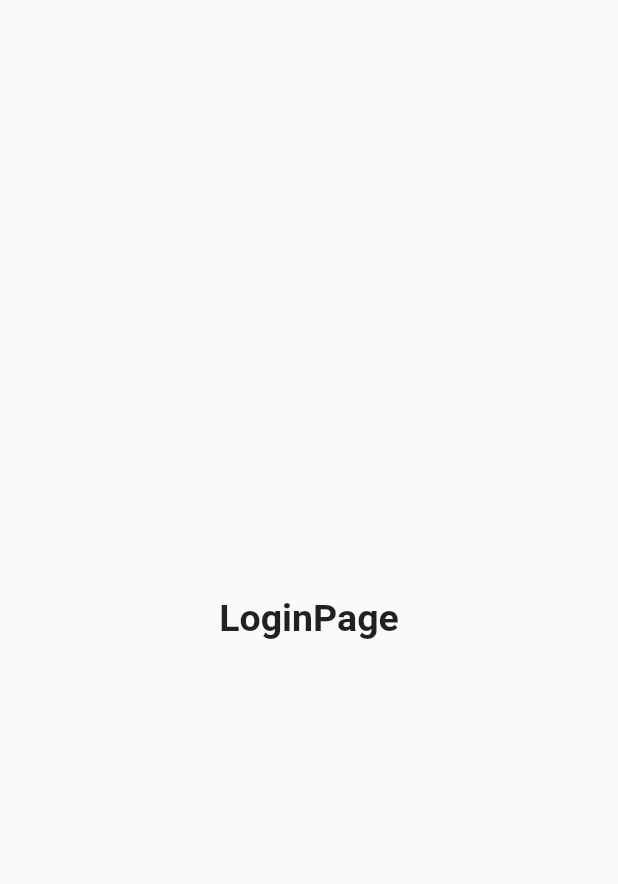
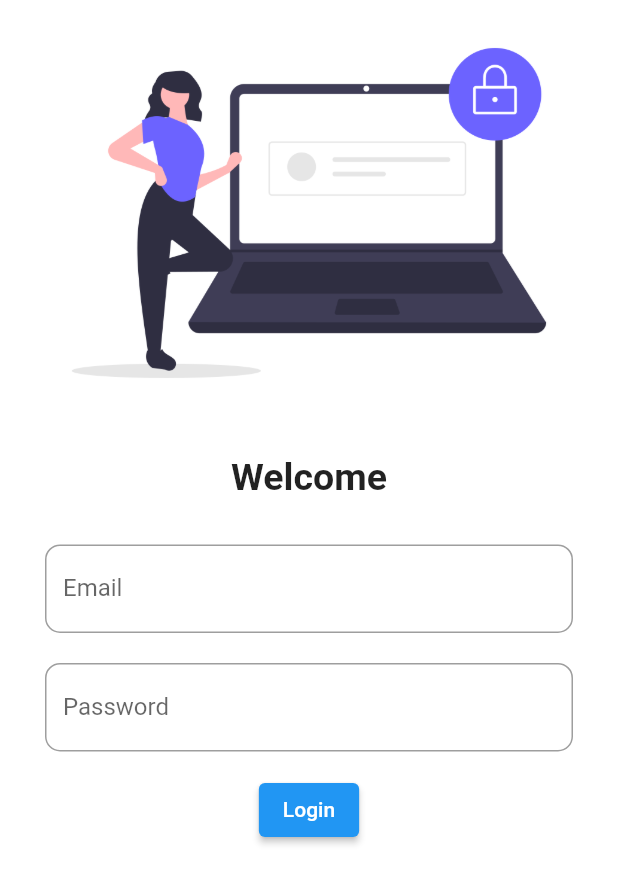
Before and after one commit to sherryqaisrani/catalog_app_flutter, a Flutter app: the screen it shows after launch, on a phone screen of 412 x 824 dp. Shown: the top 884 px of the screen. Run offline on Flutter 3.47's test engine with Material 2 defaults, Android fonts, the phone set to English and light mode, and no system bars; our stand-ins replace google_fonts.

Commit message:
Day 3 Task Complete

```diff
--- a/lib/main.dart
+++ b/lib/main.dart
@@ -1,6 +1,7 @@
 import 'package:catalog_flutter_application/pages/home_page.dart';
 import 'package:catalog_flutter_application/pages/login_page.dart';
 import 'package:flutter/material.dart';
+import 'package:google_fonts/google_fonts.dart';
 
 void main() {
   runApp(const MyApp());
@@ -14,11 +15,14 @@ class MyApp extends StatelessWidget {
     return MaterialApp(
       theme: ThemeData(
         primarySwatch: Colors.deepPurple,
+        textTheme: GoogleFonts.latoTextTheme(
+          Theme.of(context).textTheme,
+        ),
       ),
       debugShowCheckedModeBanner: false,
-      initialRoute: ('/'),
       routes: {
         '/': (context) => LoginPage(),
+        '/home': (context) => HomePage(),
         'loginPage': (context) => LoginPage()
       },
     );
--- a/lib/pages/login_page.dart
+++ b/lib/pages/login_page.dart
@@ -6,19 +6,69 @@ class LoginPage extends StatelessWidget {
   @override
   Widget build(BuildContext context) {
     return MaterialApp(
+        debugShowCheckedModeBanner: false,
         home: Scaffold(
-        body: Center(
-          child: Container(
-            child: Text(
-              'LoginPage',
+          backgroundColor: Colors.white,
+          body: SingleChildScrollView(
+            child: Column(
+              children: [
+                Container(
+                  child: const Image(
+                    image: AssetImage('assets/images/loginpage.png'),
+                    fit: BoxFit.cover,
+                  ),
+                ),
+                const SizedBox(
+                  height: 20,
+                ),
+                const Text(
+                  'Welcome',
                   style: TextStyle(
                     fontSize: 25,
                     fontWeight: FontWeight.bold,
                   ),
                 ),
+                const SizedBox(
+                  height: 30,
+                ),
+                Padding(
+                  padding: EdgeInsets.only(left: 30, right: 30),
+                  child: TextField(
+                    decoration: InputDecoration(
+                        hintText: 'Enter Email',
+                        label: const Text('Email'),
+                        border: OutlineInputBorder(
+                            borderRadius: BorderRadius.circular(10))),
                   ),
                 ),
+                const SizedBox(
+                  height: 20,
                 ),
-    );
+                Padding(
+                  padding: const EdgeInsets.only(left: 30, right: 30),
+                  child: TextField(
+                    decoration: InputDecoration(
+                        hintText: 'Enter Password',
+                        label: const Text('Password'),
+                        border: OutlineInputBorder(
+                          borderRadius: BorderRadius.circular(10),
+                        )),
+                  ),
+                ),
+                SizedBox(
+                  height: 15,
+                ),
+                ElevatedButton(
+                    onPressed: () {},
+                    child: const Text(
+                      'Login',
+                      style: TextStyle(
+                        color: Colors.white,
+                      ),
+                    ))
+              ],
+            ),
+          ),
+        ));
   }
 }
```
Also changed, not shown: pubspec.yaml (+5 -2 lines), assets/images/loginpage.png (added), pubspec.lock. Lines whose indentation alone changed are shown as unchanged.
